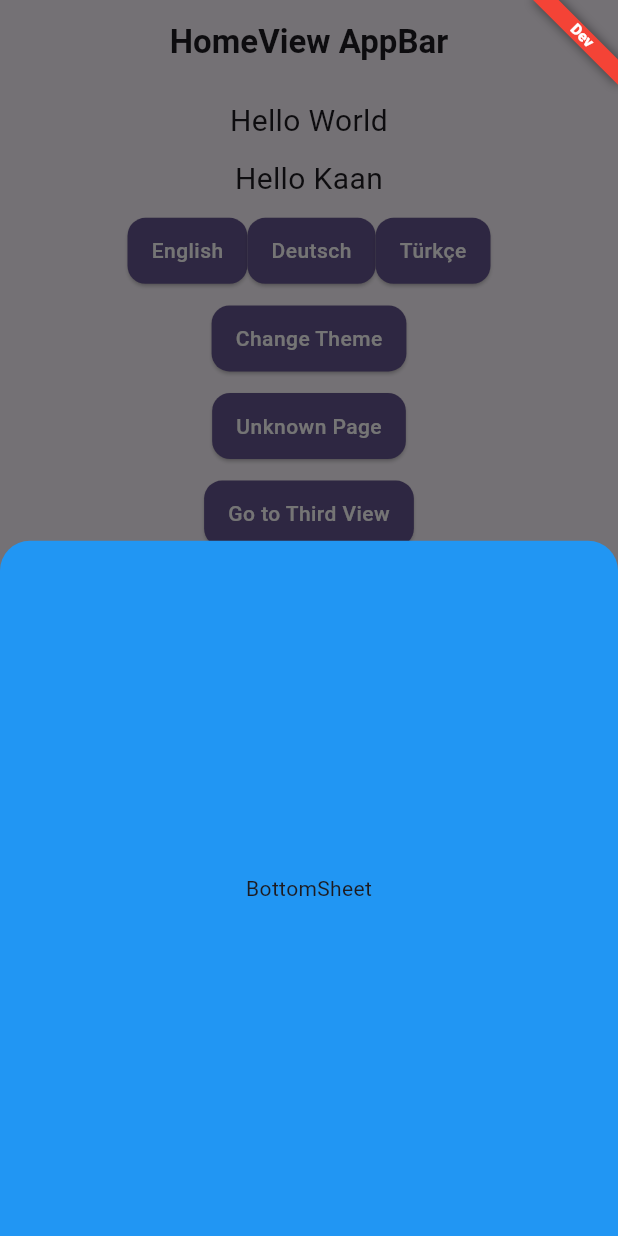
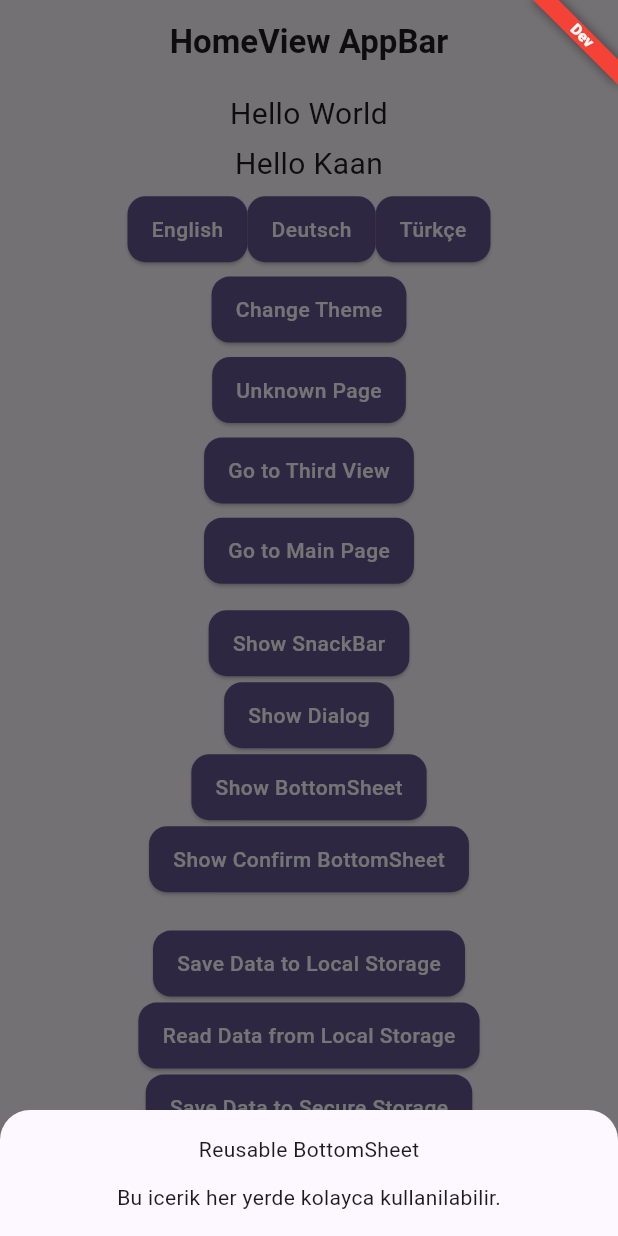
Before and after one commit to kaandinler/flutter_getx_boilerplate, a Flutter app: the screen it shows after launch, after a tap on "Show BottomSheet", on a phone screen of 412 x 824 dp. Run offline on Flutter 3.47's test engine with Material 3 defaults, Android fonts, the phone set to English and light mode, and no system bars; our stand-ins replace flutter_dotenv, flutter_secure_storage, get, get_storage; missing offline and left inert: new_version_plus.

```diff
--- a/lib/app/di/dependency_injection.dart
+++ b/lib/app/di/dependency_injection.dart
@@ -4,6 +4,8 @@ import 'package:getx_boilerplate/app/shared/abstract/i_local_storage_service.dar
 import 'package:getx_boilerplate/app/shared/abstract/i_secure_storage_service.dart';
 import 'package:getx_boilerplate/app/shared/concrete/local_storage_service.dart';
 import 'package:getx_boilerplate/app/shared/concrete/secure_storage_service.dart';
+import 'package:getx_boilerplate/app/shared/abstract/i_bottom_sheet_service.dart';
+import 'package:getx_boilerplate/app/shared/concrete/bottom_sheet_service.dart';
 import 'package:getx_boilerplate/app/shared/error/global_error_handler.dart';
 import 'package:getx_boilerplate/app/theme/theme_service.dart';
 
@@ -41,5 +43,11 @@ class BoilerplateDependencyInjection {
       () async => ThemeService(Get.find<ILocalStorageService>()).init(),
       permanent: true,
     );
+
+    // UI services
+    Get.put<IBottomSheetService>(
+      BottomSheetService(),
+      permanent: true,
+    );
   }
 }
--- a/lib/app/modules/page/home/views/home_view.dart
+++ b/lib/app/modules/page/home/views/home_view.dart
@@ -3,6 +3,7 @@ import 'package:flutter/material.dart';
 import 'package:get/get.dart';
 import 'package:getx_boilerplate/app/routes/app_pages.dart';
 import 'package:getx_boilerplate/app/shared/widgets/app_error_view.dart';
+import 'package:getx_boilerplate/app/shared/abstract/i_bottom_sheet_service.dart';
 
 import 'package:getx_boilerplate/app/modules/page/home/controllers/home_controller.dart';
 
@@ -78,6 +79,7 @@ class HomeView extends GetView<HomeController> {
         _showSnackBar(),
         _showDefaultDialog(context),
         _showBottomSheet(),
+        _showConfirmBottomSheet(),
       ],
     );
   }
@@ -85,26 +87,42 @@ class HomeView extends GetView<HomeController> {
   ElevatedButton _showBottomSheet() {
     return ElevatedButton(
         onPressed: () {
-          Get.bottomSheet(
-            Container(
-              width: Get.width,
-              decoration: const BoxDecoration(
-                  color: Colors.blue,
-                  borderRadius: BorderRadius.only(
-                    topLeft: Radius.circular(20),
-                    topRight: Radius.circular(20),
-                  )),
-              child: const Column(
-                mainAxisSize: MainAxisSize.max,
-                mainAxisAlignment: MainAxisAlignment.center,
-                children: [
-                  Text('BottomSheet'),
-                ],
-              ),
+          final sheet = Get.find<IBottomSheetService>();
+          sheet.show(
+            child: const Column(
+              mainAxisSize: MainAxisSize.min,
+              children: [
+                Text('Reusable BottomSheet'),
+                SizedBox(height: 12),
+                Text('Bu icerik her yerde kolayca kullanilabilir.'),
+              ],
             ),
           );
         },
         child: const Text('Show BottomSheet'));
+  }
+
+  ElevatedButton _showConfirmBottomSheet() {
+    return ElevatedButton(
+      onPressed: () async {
+        final sheet = Get.find<IBottomSheetService>();
+        final result = await sheet.showConfirm(
+          title: 'Islemi onayla',
+          message: 'Devam etmek istiyor musun?',
+          confirmText: 'Evet',
+          cancelText: 'Hayir',
+        );
+        if (result != null) {
+          Get.showSnackbar(
+            GetSnackBar(
+              message: 'Sonuc: ${result ? 'Evet' : 'Hayir'}',
+              duration: const Duration(seconds: 2),
+            ),
+          );
+        }
+      },
+      child: const Text('Show Confirm BottomSheet'),
+    );
   }
 
   ElevatedButton _goMainPage() {
--- /dev/null
+++ b/lib/app/shared/widgets/app_bottom_sheet.dart
@@ -0,0 +1,30 @@
+import 'package:flutter/material.dart';
+
+class AppBottomSheet extends StatelessWidget {
+  final Widget child;
+  final Color? backgroundColor;
+
+  const AppBottomSheet({super.key, required this.child, this.backgroundColor});
+
+  @override
+  Widget build(BuildContext context) {
+    final Color resolvedColor = backgroundColor ?? Theme.of(context).colorScheme.surface;
+    return Container(
+      width: MediaQuery.of(context).size.width,
+      decoration: BoxDecoration(
+        color: resolvedColor,
+        borderRadius: const BorderRadius.only(
+          topLeft: Radius.circular(20),
+          topRight: Radius.circular(20),
+        ),
+      ),
+      child: SafeArea(
+        top: false,
+        child: Padding(
+          padding: const EdgeInsets.all(16),
+          child: child,
+        ),
+      ),
+    );
+  }
+}
```
Also changed, not shown: lib/app/shared/abstract/i_bottom_sheet_service.dart (added, +19 -0 lines), lib/app/shared/concrete/bottom_sheet_service.dart (added, +90 -0 lines).
